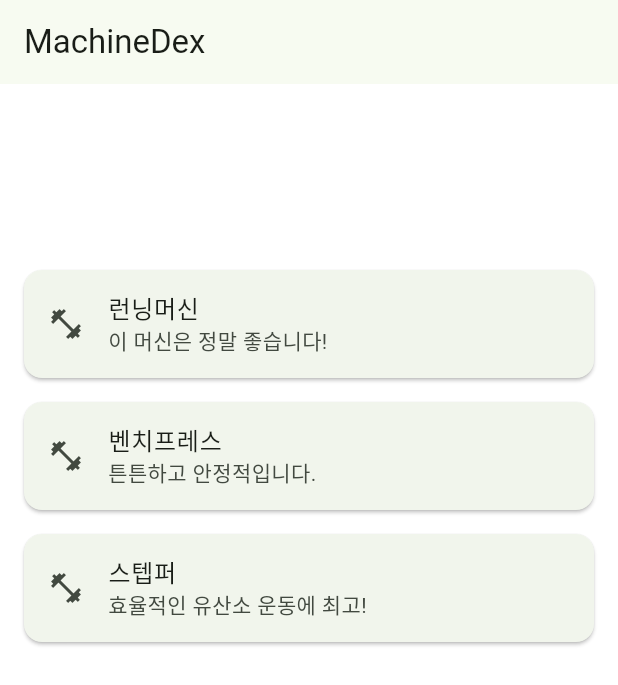
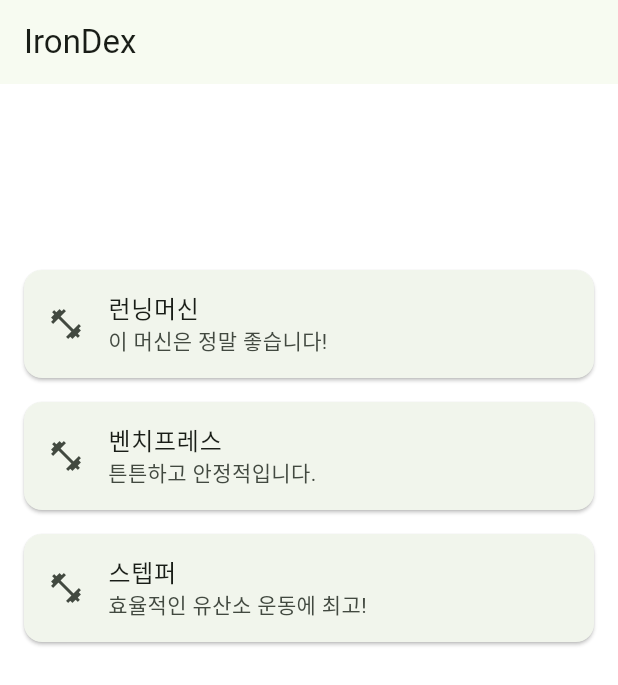
Before and after one commit to rockgoat95/IronDex, a Flutter app: the screen it shows after launch, on a phone screen of 412 x 824 dp. Shown: the top 685 px of the screen. Run offline on Flutter 3.47's test engine with Material 3 defaults, Android fonts, the phone set to English and light mode, and no system bars; our stand-ins replace flutter_dotenv, supabase_flutter; accounts and stored records are empty.

Commit message:
feat: machine image

```diff
--- a/lib/main.dart
+++ b/lib/main.dart
@@ -32,7 +32,7 @@ class MachineDex extends StatelessWidget {
       theme: ThemeData(
         colorScheme: ColorScheme.fromSeed(seedColor: Colors.green),
       ),
-      home: const Home(title: 'MachineDex'),
+      home: const Home(title: 'IronDex'),
     );
   }
 }
--- a/lib/widgets/brand_grid.dart
+++ b/lib/widgets/brand_grid.dart
@@ -16,7 +16,7 @@ class BrandGrid extends StatelessWidget {
           physics: const NeverScrollableScrollPhysics(),
           gridDelegate: const SliverGridDelegateWithFixedCrossAxisCount(
             crossAxisCount: 5,
-            childAspectRatio: 0.9,
+            childAspectRatio: 0.75,
           ),
           itemCount: brands.length > 5 ? 5 : brands.length,
           itemBuilder: (context, index) {
```
Also changed, not shown: lib/supabase/meta.dart (+21 -0 lines), lib/widgets/brand_item.dart (+10 -4 lines).
